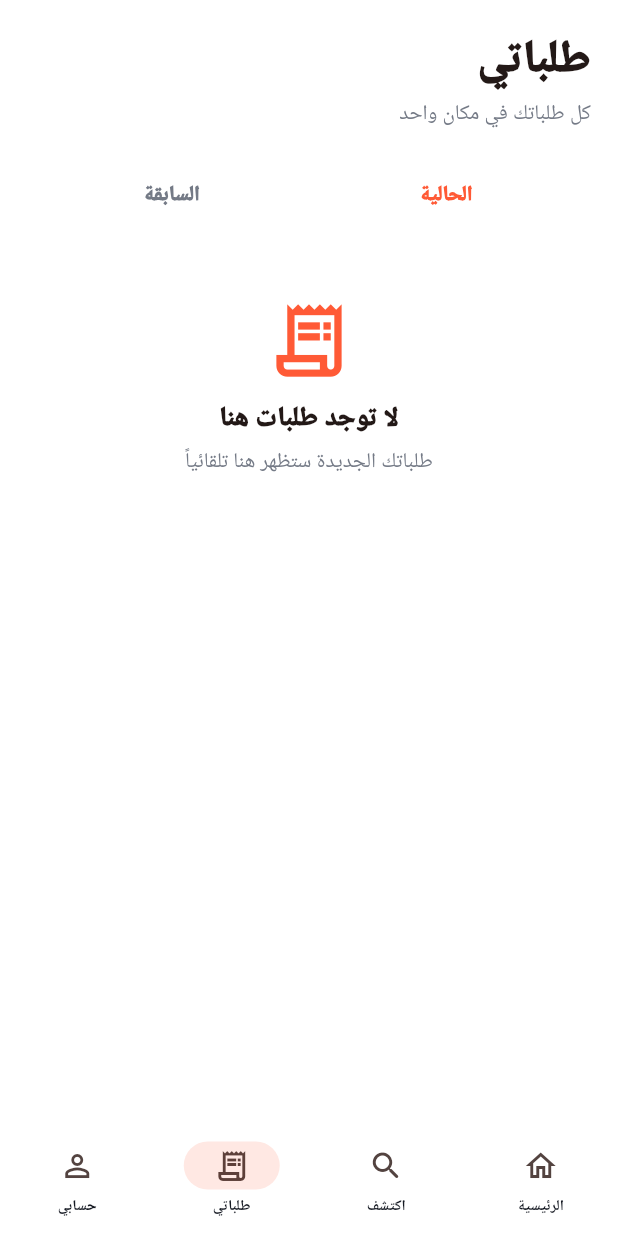
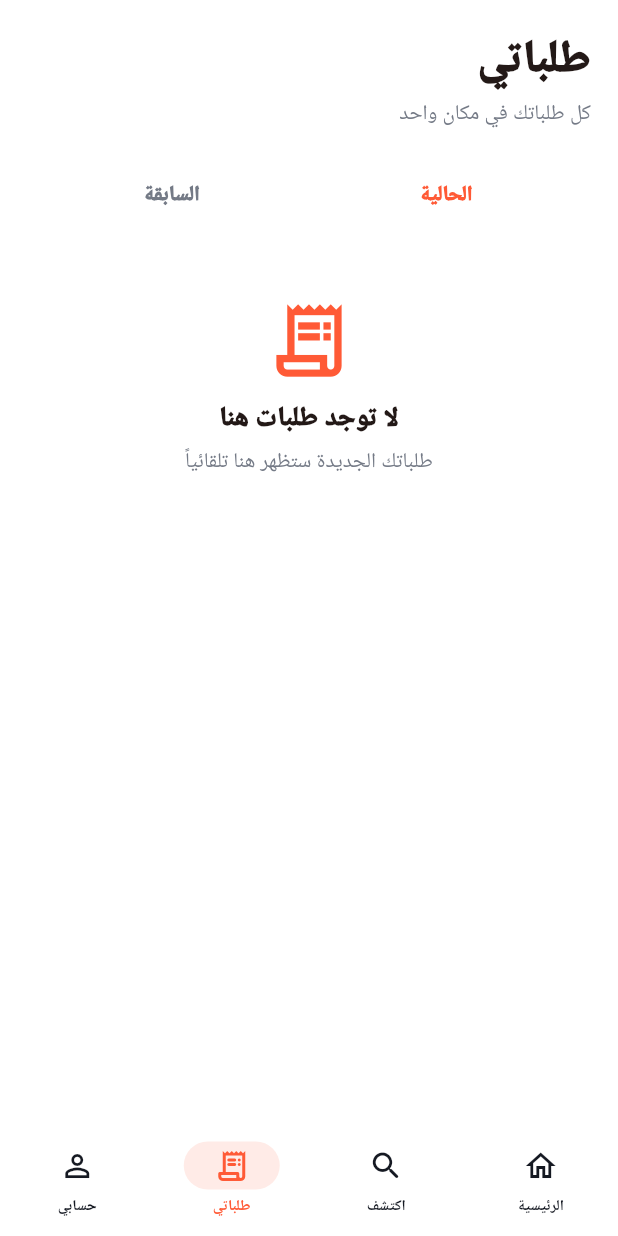
Before and after one commit to f3res2024-arch/flutter-apk, a Flutter app: the Shell screen opened directly, item 3 of the bottom bar chosen, on a phone screen of 412 x 824 dp. Run offline on Flutter 3.47's test engine with Material 3 defaults, Android fonts, the phone set to English and light mode, and no system bars; our stand-ins replace flutter_map, geolocator, image_picker, latlong2, supabase_flutter; accounts and stored records are empty; network calls fail; Roboto replaces fonts that are missing (sans).

Commit message:
ui: refine home navigation and mood section

```diff
--- a/lib/main.dart
+++ b/lib/main.dart
@@ -179,7 +179,7 @@ class _NovaState extends State<Nova>{
       inputDecorationTheme:InputDecorationTheme(filled:true,fillColor:Colors.white,contentPadding:const EdgeInsets.symmetric(horizontal:17,vertical:16),border:OutlineInputBorder(borderRadius:BorderRadius.circular(18),borderSide:BorderSide.none),enabledBorder:OutlineInputBorder(borderRadius:BorderRadius.circular(18),borderSide:BorderSide.none),focusedBorder:OutlineInputBorder(borderRadius:BorderRadius.circular(18),borderSide:BorderSide(color:orange,width:1.4))),
       filledButtonTheme:FilledButtonThemeData(style:FilledButton.styleFrom(backgroundColor:orange,foregroundColor:Colors.white,minimumSize:const Size.fromHeight(54),elevation:0,shape:RoundedRectangleBorder(borderRadius:BorderRadius.circular(17)),textStyle:const TextStyle(fontWeight:FontWeight.w900,fontSize:14))),
       outlinedButtonTheme:OutlinedButtonThemeData(style:OutlinedButton.styleFrom(minimumSize:const Size.fromHeight(52),shape:RoundedRectangleBorder(borderRadius:BorderRadius.circular(17)),side:const BorderSide(color:Color(0xFFE8E8EA)),textStyle:const TextStyle(fontWeight:FontWeight.w800))),
-      navigationBarTheme:NavigationBarThemeData(height:76,elevation:0,backgroundColor:Colors.white,indicatorColor:orange.withValues(alpha:.14),labelTextStyle:const WidgetStatePropertyAll(TextStyle(fontSize:10,fontWeight:FontWeight.w800,color:ink))),
+      navigationBarTheme:NavigationBarThemeData(height:76,elevation:0,backgroundColor:Colors.white,indicatorColor:orange.withValues(alpha:.12),labelTextStyle:WidgetStateProperty.resolveWith<TextStyle>((states)=>TextStyle(fontSize:10,fontWeight:FontWeight.w800,color:states.contains(WidgetState.selected)?orange:ink))),
     ),
     home:Directionality(
       textDirection:TextDirection.rtl,
@@ -1063,10 +1063,10 @@ class _ShellState extends State<Shell> {
                 selectedIndex:tab,
                 onDestinationSelected:(v)=>setState(()=>tab=v),
                 destinations:const[
-                  NavigationDestination(icon:Icon(Icons.home_outlined),selectedIcon:Icon(Icons.home_rounded),label:'الرئيسية'),
-                  NavigationDestination(icon:Icon(Icons.search_rounded),label:'اكتشف'),
-                  NavigationDestination(icon:Icon(Icons.receipt_long_outlined),label:'طلباتي'),
-                  NavigationDestination(icon:Icon(Icons.person_outline),label:'حسابي'),
+                  NavigationDestination(icon:Icon(Icons.home_outlined,color:ink),selectedIcon:Icon(Icons.home_rounded,color:orange),label:'الرئيسية'),
+                  NavigationDestination(icon:Icon(Icons.search_rounded,color:ink),selectedIcon:Icon(Icons.search_rounded,color:orange),label:'اكتشف'),
+                  NavigationDestination(icon:Icon(Icons.receipt_long_outlined,color:ink),selectedIcon:Icon(Icons.receipt_long_rounded,color:orange),label:'طلباتي'),
+                  NavigationDestination(icon:Icon(Icons.person_outline,color:ink),selectedIcon:Icon(Icons.person_rounded,color:orange),label:'حسابي'),
                 ],
               ),
               floatingActionButton:count==0?null:FloatingActionButton(
@@ -1101,10 +1101,10 @@ class _ShellState extends State<Shell> {
                       ),
                     ),
                     destinations:const[
-                      NavigationRailDestination(icon:Icon(Icons.home_outlined),selectedIcon:Icon(Icons.home_rounded),label:Text('الرئيسية')),
-                      NavigationRailDestination(icon:Icon(Icons.search_rounded),label:Text('اكتشف')),
-                      NavigationRailDestination(icon:Icon(Icons.receipt_long_outlined),label:Text('طلباتي')),
-                      NavigationRailDestination(icon:Icon(Icons.person_outline),label:Text('حسابي')),
+                      NavigationRailDestination(icon:Icon(Icons.home_outlined,color:ink),selectedIcon:Icon(Icons.home_rounded,color:orange),label:Text('الرئيسية')),
+                      NavigationRailDestination(icon:Icon(Icons.search_rounded,color:ink),selectedIcon:Icon(Icons.search_rounded,color:orange),label:Text('اكتشف')),
+                      NavigationRailDestination(icon:Icon(Icons.receipt_long_outlined,color:ink),selectedIcon:Icon(Icons.receipt_long_rounded,color:orange),label:Text('طلباتي')),
+                      NavigationRailDestination(icon:Icon(Icons.person_outline,color:ink),selectedIcon:Icon(Icons.person_rounded,color:orange),label:Text('حسابي')),
                     ],
                   ),
                 ),
@@ -1130,15 +1130,6 @@ class Home extends StatefulWidget {
   @override State<Home> createState()=>_HomeState();
 }
 class _HomeState extends State<Home>{
-  String deliveryAddress='جاري تحديد عنوان التوصيل…';
-  @override void initState(){super.initState();_loadAddress();}
-  Future<void> _loadAddress() async {
-    try{
-      final rows=await NovaSupabase.addresses();
-      if(!mounted)return;
-      setState(()=>deliveryAddress=rows.isEmpty?'اختر عنوانك من الخريطة':(rows.first['address']??'اختر عنوانك من الخريطة').toString());
-    }catch(_){if(mounted)setState(()=>deliveryAddress='اختر عنوانك من الخريطة');}
-  }
   @override Widget build(BuildContext context)=>ListView(padding:const EdgeInsets.fromLTRB(18,10,18,110),children:[
     Row(children:[
       Expanded(child:Center(child:RichText(text:TextSpan(children:[
@@ -1148,7 +1139,6 @@ class _HomeState extends State<Home>{
       IconButton.filledTonal(onPressed:()=>showNotifications(context),icon:const Icon(Icons.notifications_none_rounded,color:ink)),
     ]),
     const SizedBox(height:16),
-    InkWell(onTap:widget.onMap,borderRadius:BorderRadius.circular(18),child:Container(padding:const EdgeInsets.all(14),decoration:BoxDecoration(color:Theme.of(context).colorScheme.surface,borderRadius:BorderRadius.circular(18)),child:Row(children:[const Icon(Icons.location_on_rounded,color:orange),const SizedBox(width:9),Expanded(child:Column(crossAxisAlignment:CrossAxisAlignment.start,children:[const Text('عنوان التوصيل',style:TextStyle(color:muted,fontSize:10)),FutureBuilder<String>(future:resolveCurrentAddress(),builder:(c,s){return Text(s.data??'جاري تحديد عنوانك الحالي…',maxLines:2,overflow:TextOverflow.ellipsis,style:const TextStyle(fontWeight:FontWeight.bold));})])),const Icon(Icons.chevron_left_rounded)]))),
     const SizedBox(height:18),
     Container(
       height:210,
@@ -1167,7 +1157,7 @@ class _HomeState extends State<Home>{
         ]),
       ),
     ),
-    const SizedBox(height:23),title(appCopy['mood_title']??'اختار إللي على مزاجك','عرض الكل'),const SizedBox(height:11),
+    const SizedBox(height:23),Text(appCopy['mood_title']??'اختار إللي على مزاجك',style:const TextStyle(fontSize:20,fontWeight:FontWeight.w900)),const SizedBox(height:11),
     SizedBox(height:112,child:ListView(scrollDirection:Axis.horizontal,children:[Cat(Icons.lunch_dining_rounded,'برجر',onAdd:widget.onAdd),Cat(Icons.restaurant_rounded,'فراخ',onAdd:widget.onAdd),Cat(Icons.local_pizza_rounded,'بيتزا',onAdd:widget.onAdd),Cat(Icons.cake_rounded,'حلويات',onAdd:widget.onAdd),Cat(Icons.local_drink_rounded,'مشروبات',onAdd:widget.onAdd),Cat(Icons.spa_rounded,'صحي',onAdd:widget.onAdd),Cat(Icons.coffee_rounded,'قهوة',onAdd:widget.onAdd),Cat(Icons.breakfast_dining_rounded,'فطار',onAdd:widget.onAdd)])),
     const SizedBox(height:20),
     const Text('عروض معمولة ليك',style:TextStyle(fontSize:20,fontWeight:FontWeight.w900)),
```
